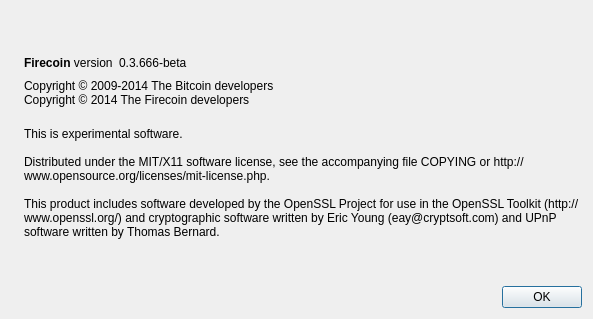
The window that src/qt/forms/aboutdialog.ui (techcoincommunity/firecoin) describes before a commit, drawn with Qt 5.
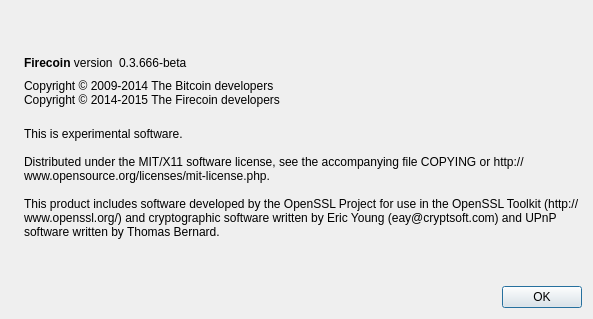
The same window after the commit. Icons and pictures are not drawn.

The edit to the form file:
```diff
--- a/src/qt/forms/aboutdialog.ui
+++ b/src/qt/forms/aboutdialog.ui
@@ -92,7 +92,7 @@
        </property>
        <property name="text">
         <string>Copyright © 2009-2014 The Bitcoin developers
-Copyright © 2014 The Firecoin developers</string>
+Copyright © 2014-2015 The Firecoin developers</string>
        </property>
        <property name="textInteractionFlags">
         <set>Qt::LinksAccessibleByMouse|Qt::TextSelectableByKeyboard|Qt::TextSelectableByMouse</set>
```
